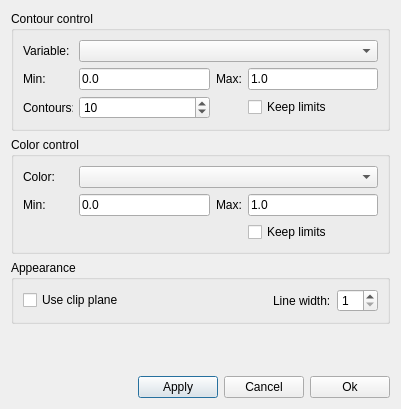
Before: the Qt Designer form ElmerGUI/vtkpost/isocontour.ui in tehnick/elmerfem, drawn with Qt 5.
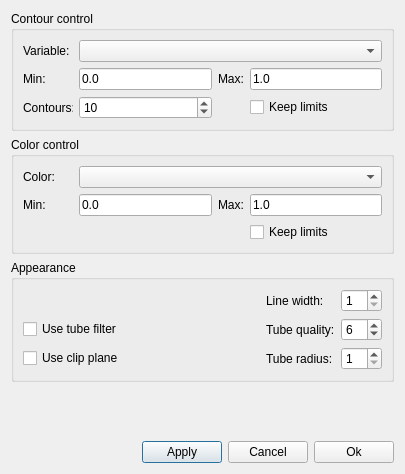
After: the same form once the commit is applied. Icons and pictures are not drawn.

Commit message: ElmerGUI: Added optional tube filter for isocontours (2d) in postprocessor

The edit to the form file:
```diff
--- a/ElmerGUI/vtkpost/isocontour.ui
+++ b/ElmerGUI/vtkpost/isocontour.ui
@@ -6,7 +6,7 @@
     <x>0</x>
     <y>0</y>
     <width>401</width>
-    <height>409</height>
+    <height>474</height>
    </rect>
   </property>
   <property name="windowTitle" >
@@ -250,15 +250,85 @@
      </property>
      <layout class="QVBoxLayout" >
       <item>
-       <layout class="QHBoxLayout" >
-        <item>
+       <layout class="QGridLayout" >
+        <item row="0" column="2" >
+         <widget class="QLabel" name="widthLabel" >
+          <property name="text" >
+           <string>Line width:</string>
+          </property>
+         </widget>
+        </item>
+        <item row="0" column="3" >
+         <widget class="QSpinBox" name="lineWidthSpin" >
+          <property name="maximumSize" >
+           <size>
+            <width>16777215</width>
+            <height>24</height>
+           </size>
+          </property>
+          <property name="minimum" >
+           <number>1</number>
+          </property>
+         </widget>
+        </item>
+        <item row="1" column="0" >
+         <widget class="QCheckBox" name="useTubeFilter" >
+          <property name="text" >
+           <string>Use tube filter</string>
+          </property>
+         </widget>
+        </item>
+        <item row="1" column="2" >
+         <widget class="QLabel" name="tubeQualityLabel" >
+          <property name="text" >
+           <string>Tube quality:</string>
+          </property>
+         </widget>
+        </item>
+        <item row="1" column="3" >
+         <widget class="QSpinBox" name="tubeQuality" >
+          <property name="maximumSize" >
+           <size>
+            <width>16777215</width>
+            <height>24</height>
+           </size>
+          </property>
+          <property name="minimum" >
+           <number>3</number>
+          </property>
+          <property name="value" >
+           <number>6</number>
+          </property>
+         </widget>
+        </item>
+        <item row="2" column="0" >
          <widget class="QCheckBox" name="useClip" >
           <property name="text" >
            <string>Use clip plane</string>
           </property>
          </widget>
         </item>
-        <item>
+        <item row="2" column="2" >
+         <widget class="QLabel" name="tubeRadiusLabel" >
+          <property name="text" >
+           <string>Tube radius:</string>
+          </property>
+         </widget>
+        </item>
+        <item row="2" column="3" >
+         <widget class="QSpinBox" name="tubeRadius" >
+          <property name="maximumSize" >
+           <size>
+            <width>16777215</width>
+            <height>24</height>
+           </size>
+          </property>
+          <property name="minimum" >
+           <number>1</number>
+          </property>
+         </widget>
+        </item>
+        <item row="1" column="1" >
          <spacer>
           <property name="orientation" >
            <enum>Qt::Horizontal</enum>
@@ -271,26 +341,6 @@
           </property>
          </spacer>
         </item>
-        <item>
-         <widget class="QLabel" name="widthLabel" >
-          <property name="text" >
-           <string>Line width:</string>
-          </property>
-         </widget>
-        </item>
-        <item>
-         <widget class="QSpinBox" name="lineWidthSpin" >
-          <property name="maximumSize" >
-           <size>
-            <width>16777215</width>
-            <height>24</height>
-           </size>
-          </property>
-          <property name="minimum" >
-           <number>1</number>
-          </property>
-         </widget>
-        </item>
        </layout>
       </item>
      </layout>
@@ -303,8 +353,8 @@
      </property>
      <property name="sizeHint" >
       <size>
-       <width>20</width>
-       <height>40</height>
+       <width>383</width>
+       <height>16</height>
       </size>
      </property>
     </spacer>
```
The commit also changes 1 other file.
